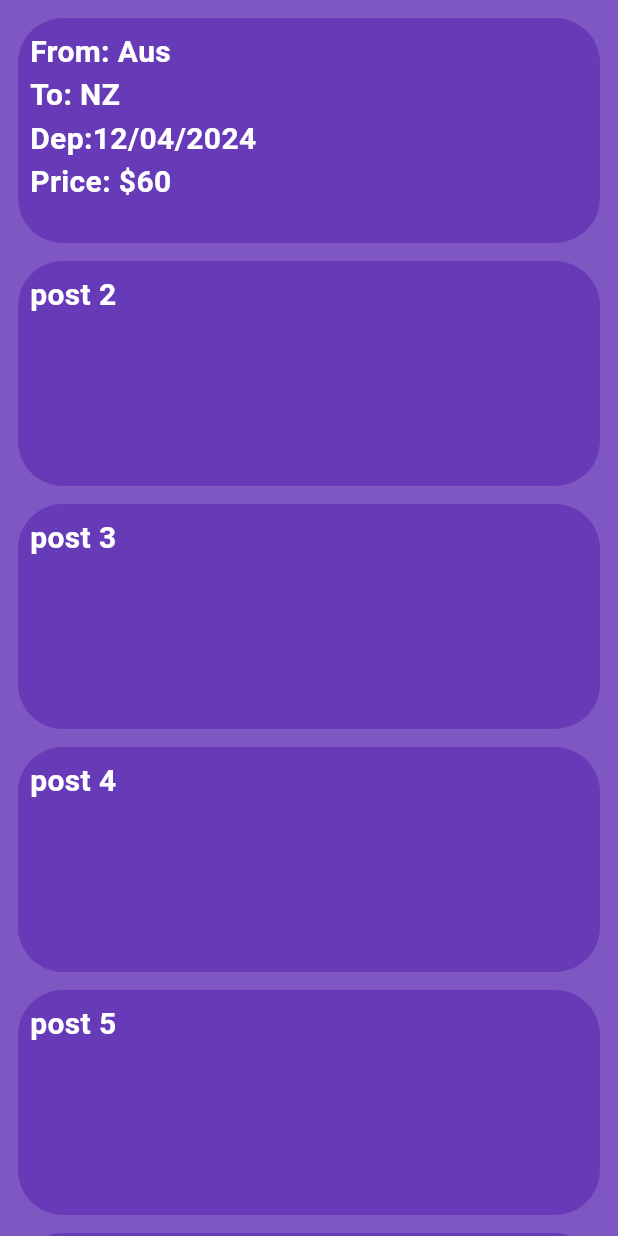
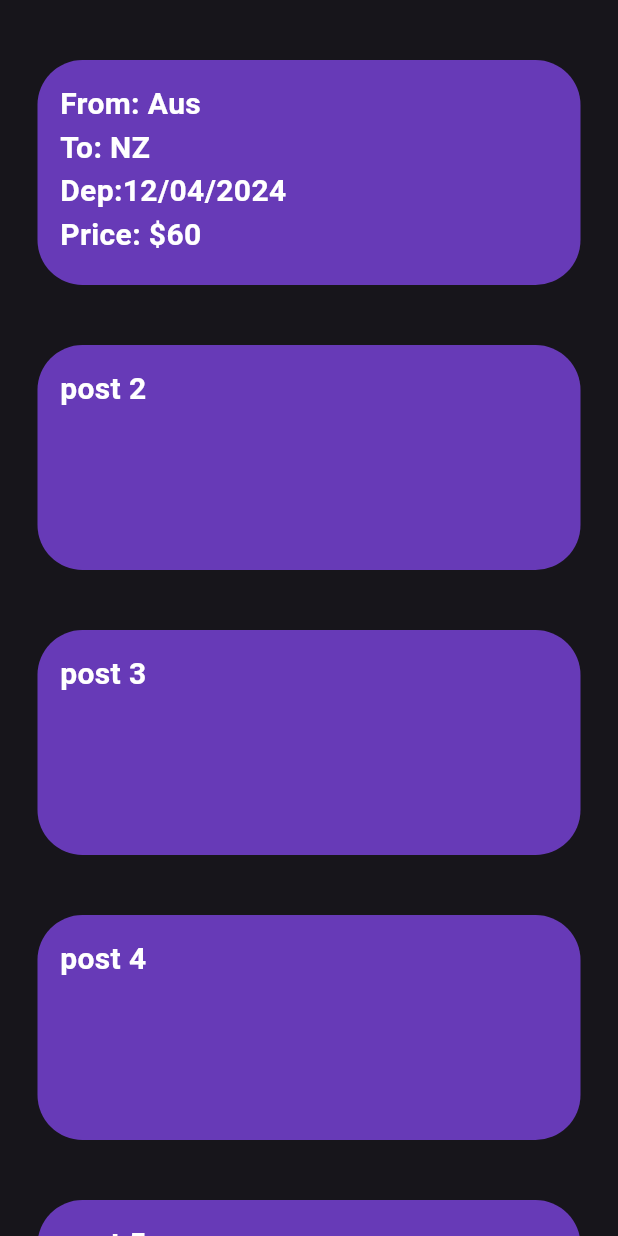
Before and after one commit to Yok4ai/flightsense, a Flutter app: the screen it shows after launch, on a phone screen of 412 x 824 dp. Run offline on Flutter 3.47's test engine with Material 3 defaults, Android fonts, the phone set to English and light mode, and no system bars; our stand-ins replace animated_splash_screen, cloud_firestore, firebase_auth, firebase_core, flutter_spinkit, page_transition; accounts and stored records are empty.

Commit message:
Refactored Code

```diff
--- a/lib/Listsquare.dart
+++ b/lib/Listsquare.dart
@@ -3,20 +3,20 @@ import "package:flutter/material.dart";
 class Listsquare extends StatelessWidget {
   final String child;
 
-  Listsquare({required this.child});
+  const Listsquare({super.key, required this.child});
   @override
   Widget build(BuildContext context) {
     return Padding(
-            padding: const EdgeInsets.only(top: 12.0, right: 12, left: 12),
+            padding: const EdgeInsets.only(top: 40, right: 25, left: 25),
             child: Container(
-              decoration: BoxDecoration(
+              decoration: const BoxDecoration(
               color: Colors.deepPurple,
-              borderRadius: const BorderRadius.all(Radius.circular(30)),
+              borderRadius: BorderRadius.all(Radius.circular(30)),
               ),
               height: 150,
               child: Padding(
-                padding: const EdgeInsets.all(8.0),
-                child: Text(child,style: TextStyle(fontSize: 20, color: Colors.white, fontWeight: FontWeight.bold),),
+                padding: const EdgeInsets.all(15.0),
+                child: Text(child,style: const TextStyle(fontSize: 20, color: Colors.white, fontWeight: FontWeight.bold),),
               ),
 
             ),
--- a/lib/Listview.dart
+++ b/lib/Listview.dart
@@ -19,7 +19,7 @@ class MyListView extends StatelessWidget {
   @override
   Widget build(BuildContext context) {
     return Scaffold(
-      backgroundColor: Colors.deepPurple[400],
+      backgroundColor: Color.fromARGB(255, 23, 21, 27),
       body: ListView.builder(
          itemCount: _posts.length,
          itemBuilder: (context,index){
```
